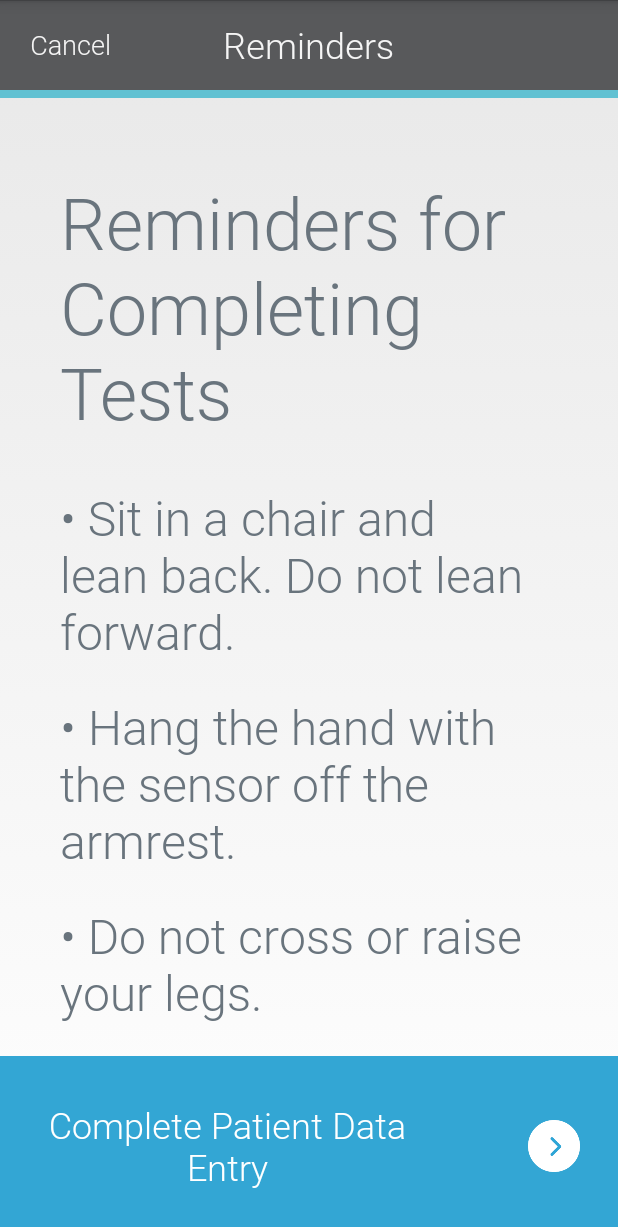
After one commit to SiGenixDave/VixiarAndroidApp, an Android app: the RemindersActivity screen opened directly, with no data from a screen before it, on a phone screen of 412 x 824 dp. The commit adds this screen. Shown: the top 1227 px of the screen. Run offline under Robolectric (Android 15) with nearby library versions, the phone set to English and light mode, and no system bars.

Commit message:
Cleaned up some stuff that wasn't done in last commit.

```diff
--- a/app/src/main/AndroidManifest.xml
+++ b/app/src/main/AndroidManifest.xml
@@ -55,8 +55,8 @@
             android:label="@string/title_activity_pdfview" />
         <activity android:name=".Activities.QuestionnaireActivity" />
         <activity
-            android:name="com.vixiar.indicor2.Reminders"
-            android:label="@string/title_activity_reminders"></activity>
+            android:name="com.vixiar.indicor.Activities.RemindersActivity"
+            android:label="@string/reminders_header"></activity>
     </application>
 
 </manifest>
--- /dev/null
+++ b/app/src/main/java/com/vixiar/indicor/Activities/RemindersActivity.java
@@ -0,0 +1,87 @@
+package com.vixiar.indicor.Activities;
+
+import android.content.Intent;
+import android.graphics.Typeface;
+import android.os.Bundle;
+import android.app.Activity;
+import android.support.v4.content.res.ResourcesCompat;
+import android.view.View;
+import android.widget.TextView;
+
+import com.vixiar.indicor.Data.PatientInfo;
+import com.vixiar.indicor.R;
+
+public class RemindersActivity extends Activity
+{
+    @Override
+    protected void onCreate(Bundle savedInstanceState)
+    {
+        super.onCreate(savedInstanceState);
+        setContentView(R.layout.activity_reminders);
+        SetFontFamily();
+        InitializeHeaderAndFooter();
+    }
+
+    public void SetFontFamily()
+    {
+        Typeface robotoTypeface = ResourcesCompat.getFont(this, R.font.roboto_light);
+
+        TextView v = findViewById(R.id.lblR1);
+        v.setTypeface(robotoTypeface);
+
+        v = findViewById(R.id.lblR2);
+        v.setTypeface(robotoTypeface);
+
+        v = findViewById(R.id.lblR3);
+        v.setTypeface(robotoTypeface);
+
+        v = findViewById(R.id.lblR4);
+        v.setTypeface(robotoTypeface);
+
+        v = findViewById(R.id.lblR5);
+        v.setTypeface(robotoTypeface);
+
+        v = findViewById(R.id.lblR6);
+        v.setTypeface(robotoTypeface);
+
+        v = findViewById(R.id.lblR7);
+        v.setTypeface(robotoTypeface);
+
+        v = findViewById(R.id.lblR8);
+        v.setTypeface(robotoTypeface);
+    }
+
+
+    public void InitializeHeaderAndFooter()
+    {
+        HeaderFooterControl.getInstance().SetScreenTitle(this, getString(R.string.title_activity_reminders));
+        HeaderFooterControl.getInstance().SetTypefaces(this);
+        HeaderFooterControl.getInstance().HideBatteryIcon(this);
+        HeaderFooterControl.getInstance().SetNavButtonTitle(this, getString(R.string.cancel));
+        HeaderFooterControl.getInstance().SetBottomMessage(this, getString(R.string.complete_data_entry));
+        HeaderFooterControl.getInstance().DimPracticeButton(this);
+
+        HeaderFooterControl.getInstance().SetNextButtonListner(this, new View.OnClickListener()
+        {
+            @Override
+            public void onClick(View view)
+            {
+                //Intent intent = new Intent(QuestionnaireActivity.this, TestingActivity.class);
+                //startActivity(intent);
+            }
+        });
+
+        HeaderFooterControl.getInstance().SetNavButtonListner(this, new View.OnClickListener()
+        {
+            @Override
+            public void onClick(View view)
+            {
+                //HandleRequestToCancel();
+            }
+        });
+
+        HeaderFooterControl.getInstance().HidePracticeButton(this);
+
+    }
+
+}
--- a/app/src/main/java/com/vixiar/indicor2/Reminders.java
+++ /dev/null
@@ -1,16 +0,0 @@
-package com.vixiar.indicor2;
-
-import android.os.Bundle;
-import android.app.Activity;
-
-public class Reminders extends Activity
-{
-
-    @Override
-    protected void onCreate(Bundle savedInstanceState)
-    {
-        super.onCreate(savedInstanceState);
-        setContentView(R.layout.activity_reminders);
-    }
-
-}
--- a/app/src/main/res/layout/activity_reminders.xml
+++ b/app/src/main/res/layout/activity_reminders.xml
@@ -28,7 +28,7 @@
             android:layout_height="wrap_content"
             android:paddingStart="10dp"
             android:paddingBottom="30dp"
-            android:text="@string/title_activity_reminders"
+            android:text="@string/reminders_header"
             android:textAppearance="@style/ReminderTitle"/>
 
 
--- a/app/src/main/res/values/strings.xml
+++ b/app/src/main/res/values/strings.xml
@@ -198,7 +198,8 @@
     <string name="question_4">Did you wake up short of breath last night? </string>
     <string name="question_5">Did you sleep in a chair or propped up with pillows, more than usual last night?</string>
     <string name="question_6">Compared to yesterday, would you say you are feeling about the same, better, worse, or much worse?</string>
-    <string name="title_activity_reminders">Reminders for Completing Tests</string>
+    <string name="title_activity_reminders">Reminders</string>
+    <string name="reminders_header">Reminders for Completing Tests</string>
     <string name="reminder1">•	Sit in a chair and lean back.  Do not lean forward.</string>
     <string name="reminder2">•	Hang the hand with the sensor off the armrest.</string>
     <string name="reminder3">•	Do not cross or raise your legs.</string>
```
